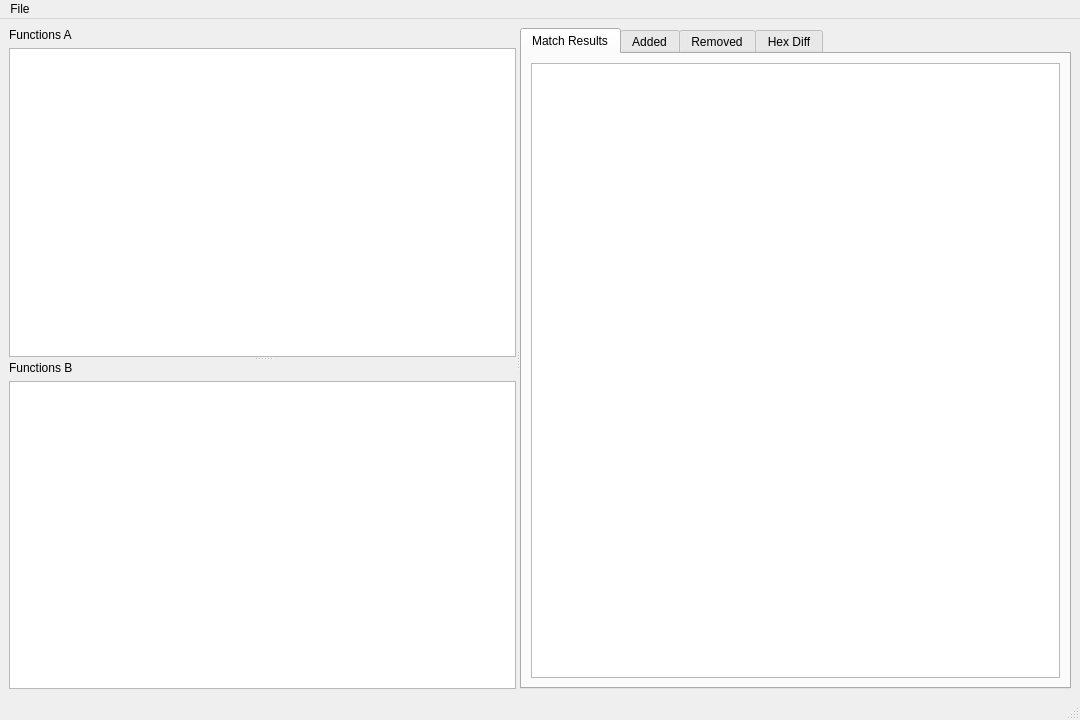
The window that src/tools/bindiff/CutterDiffWindow.ui (rizinorg/cutter) describes before a commit, drawn with Qt 5.
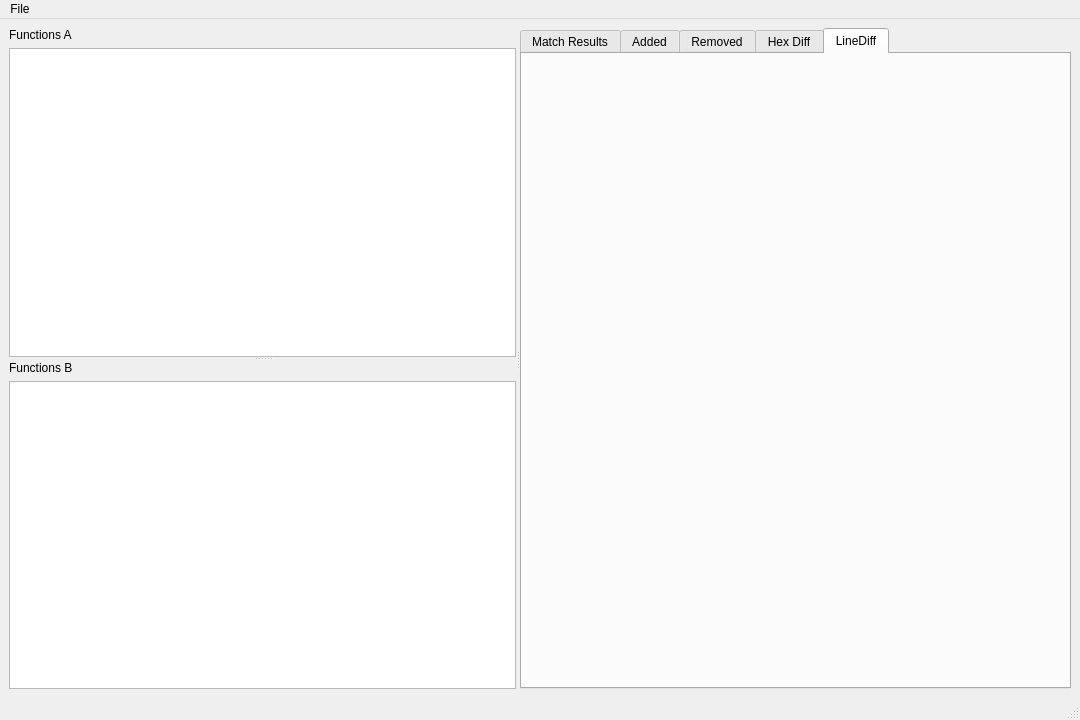
The same window after the commit. Custom widgets are drawn as their Qt base class.

Commit message: lineDiff beginning

The edit to the form file:
```diff
--- a/src/tools/bindiff/CutterDiffWindow.ui
+++ b/src/tools/bindiff/CutterDiffWindow.ui
@@ -102,7 +102,7 @@
         </sizepolicy>
        </property>
        <property name="currentIndex">
-        <number>0</number>
+        <number>4</number>
        </property>
        <widget class="QWidget" name="tabMatches">
         <attribute name="title">
@@ -739,6 +739,31 @@
          </item>
         </layout>
        </widget>
+       <widget class="QWidget" name="tabLineDiff">
+        <attribute name="title">
+         <string>LineDiff</string>
+        </attribute>
+        <layout class="QHBoxLayout" name="horizontalLayout_4">
+         <property name="spacing">
+          <number>0</number>
+         </property>
+         <property name="leftMargin">
+          <number>0</number>
+         </property>
+         <property name="topMargin">
+          <number>0</number>
+         </property>
+         <property name="rightMargin">
+          <number>0</number>
+         </property>
+         <property name="bottomMargin">
+          <number>0</number>
+         </property>
+         <item>
+          <layout class="QVBoxLayout" name="lineDiffContainer"/>
+         </item>
+        </layout>
+       </widget>
       </widget>
      </widget>
     </item>
```
The commit also changes 8 other files.
